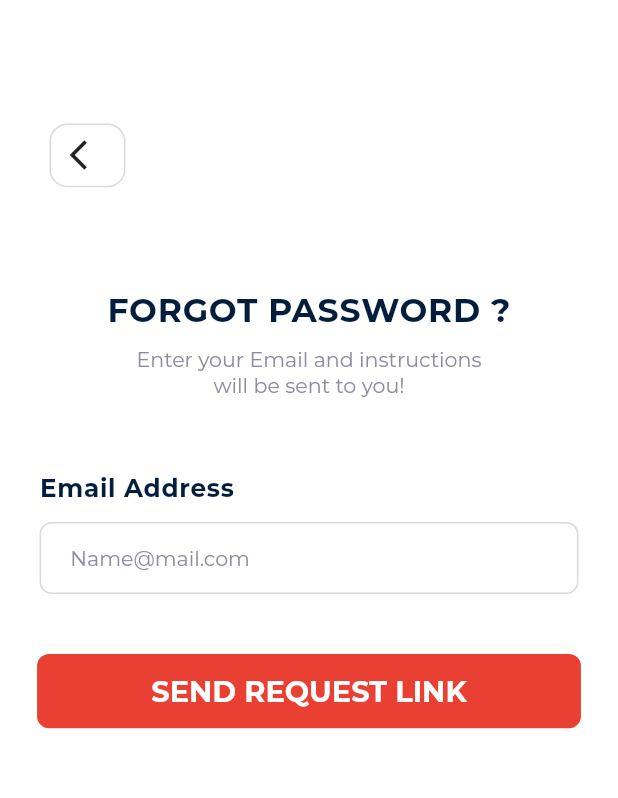
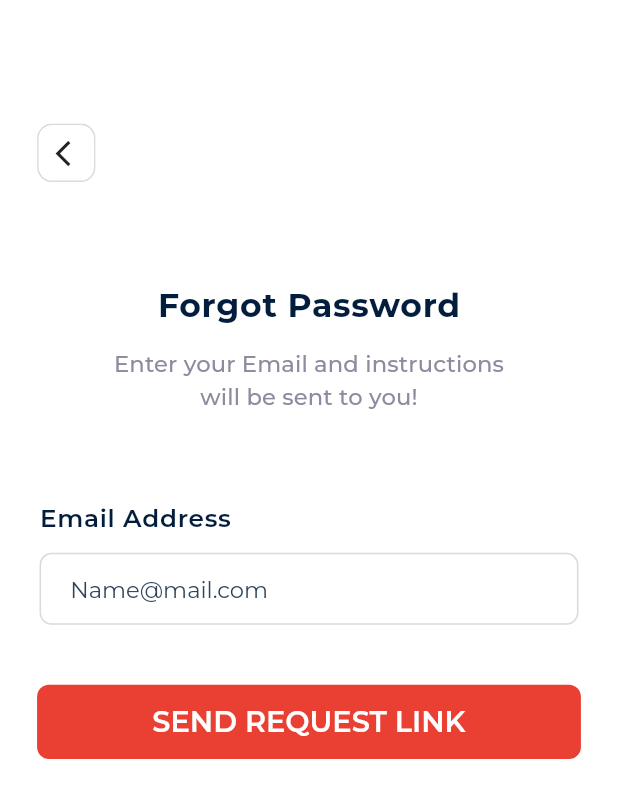
Before and after one commit to ahmedElsarag/claimizer, a Flutter app: the ForgotPasswordScreen screen opened directly, on a phone screen of 412 x 824 dp. Shown: the top 798 px of the screen. Run offline on Flutter 3.47's test engine with Material 2 defaults, Android fonts, the phone set to English and light mode, and no system bars; our stand-ins replace cached_network_image, carousel_slider, device_info_plus, dio, dropdown_search, event_bus and 19 more; missing offline and left inert: flustars; accounts and stored records are empty; statements that could not run were skipped; project files that could hold a hidden picture were left out.

```diff
--- a/lib/l10n/intl_ar.arb
+++ b/lib/l10n/intl_ar.arb
@@ -37,5 +37,7 @@
   "enterAllData": "Enter All Data",
   "desc1": "Lorem ipsum is a placeholder text commonly used to demonstrate the visual.",
   "desc2": "Lorem ipsum is a placeholder text commonly used to demonstrate the visual.",
-  "desc3": "Lorem ipsum is a placeholder text commonly used to demonstrate the visual."
+  "desc3": "Lorem ipsum is a placeholder text commonly used to demonstrate the visual.",
+  "getStarted": "Get Started",
+  "forgotPasswordTitle": "Forgot Password"
 }
--- a/lib/l10n/intl_en.arb
+++ b/lib/l10n/intl_en.arb
@@ -38,5 +38,7 @@
   "enterAllData": "Enter All Data",
   "desc1": "Lorem ipsum is a placeholder text commonly used to demonstrate the visual.",
   "desc2": "Lorem ipsum is a placeholder text commonly used to demonstrate the visual.",
-  "desc3": "Lorem ipsum is a placeholder text commonly used to demonstrate the visual."
+  "desc3": "Lorem ipsum is a placeholder text commonly used to demonstrate the visual.",
+  "getStarted": "Get Started",
+  "forgotPasswordTitle": "Forgot Password"
 }
--- a/lib/main.dart
+++ b/lib/main.dart
@@ -82,7 +82,7 @@ class _MyAppState extends State<MyApp> {
                 debugShowCheckedModeBanner: false,
                 title: "Claimizer",
                 theme: LightStyles.lightTheme(context),
-                home: IntroScreen(),
+                home: SplashScreen(),
               );
             },
           );
--- a/lib/res/colors.dart
+++ b/lib/res/colors.dart
@@ -17,9 +17,9 @@ class MColors {
   static const intro3_color = Color(0xFF8C6AA7);
   static const primary_text_color = Color(0xFF031D3C);
   static const dark_text_color = Color(0xFF58113C);
-  static const secondary_text_color = Color(0xFF637381);
-  static const light_text_color = Color(0xFF8C8CA1);
-  static const error_color = Color(0xFFD43131);
+  static const secondary_text_color = Color(0xFF535763);
+  static const light_text_color = Color(0xFF2E435C);
+  static const error_color = Color(0xFFE94033);
   static const btn_color = Color(0xFFF8DBED);
   static const approved_color = Color(0xFF2BC48A);
   static const rejected_color = Color(0xFFF65464);
@@ -39,7 +39,7 @@ class MColors {
 
   static const back_button_color = const Color(0xffA0A2B3);
 
-  static const hint_color = const Color(0xffA59fB7);
+  static const hint_color = const Color(0xff637381);
 
   static const badge_color = const Color(0xffCC0000);
 
--- a/lib/styles/light_theme_style.dart
+++ b/lib/styles/light_theme_style.dart
@@ -57,15 +57,15 @@ class LightStyles {
         bodySmall: GoogleFonts.montserrat(fontSize: 12.sp, color: MColors.primary_text_color),
         labelLarge: GoogleFonts.montserrat(fontSize: 16.sp, color: MColors.primary_text_color),
         displayLarge: GoogleFonts.montserrat(fontSize: 12.sp),
-        displayMedium: GoogleFonts.montserrat(fontSize: 14.sp, fontWeight: FontWeight.w700, color: MColors.white),
-        displaySmall: GoogleFonts.montserrat(fontSize: 10.sp,color: MColors.light_text_color),
+        displayMedium: GoogleFonts.montserrat(fontSize: 14.sp, fontWeight: FontWeight.w600, color: MColors.white),
+        displaySmall: GoogleFonts.montserrat(fontSize: 11.sp,color: MColors.light_text_color),
         headlineMedium: GoogleFonts.montserrat(fontSize: 12.sp),
         headlineSmall: GoogleFonts.montserrat(fontSize: 12.sp),
         titleLarge: GoogleFonts.montserrat(fontSize: 12.sp),
-        titleMedium: GoogleFonts.montserrat(fontSize: 5.sp),
-        titleSmall: GoogleFonts.montserrat(fontSize: 6.sp),
-        labelSmall: GoogleFonts.montserrat(fontSize: 10.sp,color: MColors.text_button_color, fontWeight: FontWeight.w500),
-        labelMedium: GoogleFonts.montserrat(fontSize: 12.sp,fontWeight: FontWeight.w700, color: MColors.primary_text_color),
+        titleMedium: GoogleFonts.montserrat(fontSize: 10.sp,color: MColors.hint_color),
+        titleSmall: GoogleFonts.montserrat(fontSize: 11.sp,color: MColors.primary_light_color),
+        labelSmall: GoogleFonts.montserrat(fontSize: 9.sp,color: MColors.text_button_color, fontWeight: FontWeight.w500),
+        labelMedium: GoogleFonts.montserrat(fontSize: 12.sp,fontWeight: FontWeight.w600, color: MColors.primary_text_color),
       ),
       //app themes
       appBarTheme: AppBarTheme(
--- a/lib/ui/user/forgot_password_screen/ForgotPasswordScreen.dart
+++ b/lib/ui/user/forgot_password_screen/ForgotPasswordScreen.dart
@@ -28,31 +28,24 @@ class ForgotPasswordScreen extends StatefulWidget {
   ForgotPasswordScreenState createState() => ForgotPasswordScreenState();
 }
 
-class ForgotPasswordScreenState extends BaseState<ForgotPasswordScreen, ForgotPasswordPresenter> with AutomaticKeepAliveClientMixin, TickerProviderStateMixin {
+class ForgotPasswordScreenState extends BaseState<ForgotPasswordScreen, ForgotPasswordPresenter>
+    with AutomaticKeepAliveClientMixin, TickerProviderStateMixin {
   ForgotPasswordProvider<LoginResponse> provider = ForgotPasswordProvider<LoginResponse>();
 
   double opacity = 0.0;
-
-  //Rolling listener
-  ScrollController _controller = ScrollController();
-
-  bool showTopTitle = false;
 
   final GlobalKey<FormState> _formKey = GlobalKey<FormState>();
 
   final phoneFocusNode = FocusNode();
   final passwordFocusNode = FocusNode();
 
-  String phone, password, email;
-
-  bool _obscureTextPassword = true;
+  String  email;
 
   String languageSelected = "English";
   int languageSelectedValue = 1;
   bool isError = false;
   String errorMessage;
   Widget myloginWidget;
-  int selectedLang;
 
   @override
   void initState() {
@@ -81,7 +74,6 @@ class ForgotPasswordScreenState extends BaseState<ForgotPasswordScreen, ForgotPa
 
   @override
   void dispose() {
-    _controller.dispose();
     super.dispose();
   }
 
@@ -100,19 +92,25 @@ class ForgotPasswordScreenState extends BaseState<ForgotPasswordScreen, ForgotPa
                   children: <Widget>[
                     SizedBox(height: 10.h),
                     InkWell(
-                      onTap: (){
+                      onTap: () {
                         Navigator.pop(context);
                       },
                       child: Container(
-                        margin: EdgeInsets.symmetric(horizontal: 8.w),
-                        padding: EdgeInsets.symmetric(horizontal: 3.w,vertical:2.w),
-                        decoration: BoxDecoration(
-                          borderRadius: BorderRadius.circular(12),
-                          border: Border.all(
-                            color: MColors.outlineBorderLight
-                          ),
+                        margin: EdgeInsets.symmetric(horizontal: 6.w),
+                        child: Stack(
+                          children: [
+                            SvgPicture.asset(ImageUtils.getSVGPath("Rectangle_button")),
+                            PositionedDirectional(
+                                top: 2.w,
+                                bottom: 2.w,
+                                end: 2.w,
+                                start: 3.w,
+                                child: Icon(
+                                  Icons.arrow_back_ios,
+                                  size: 15.sp,
+                                )),
+                          ],
                         ),
-                        child: Icon(Icons.arrow_back_ios),
                       ),
                     ),
                     SizedBox(height: 8.h),
@@ -122,22 +120,22 @@ class ForgotPasswordScreenState extends BaseState<ForgotPasswordScreen, ForgotPa
                         crossAxisAlignment: CrossAxisAlignment.center,
                         children: [
                           Text(
-                            S.current.forgotPassword.toUpperCase(),
+                            S.of(context).forgotPasswordTitle,
                             style: Theme.of(context).textTheme.bodyLarge,
                           ),
-                          Gaps.vGap8,
+                          Gaps.vGap12,
                           SizedBox(
-                            width: 60.w,
+                            width: 65.w,
                             child: Text(
                               S.of(context).enterYourEmailAndInstructionsWillBeSentToYou,
-                              style: Theme.of(context).textTheme.displaySmall,
+                              style: Theme.of(context).textTheme.titleSmall,
                               textAlign: TextAlign.center,
                             ),
                           ),
                         ],
                       ),
                     ),
-                    Gaps.vGap40,
+                    Gaps.vGap50,
                     Form(
                       key: _formKey,
                       autovalidateMode: AutovalidateMode.onUserInteraction,
@@ -145,8 +143,7 @@ class ForgotPasswordScreenState extends BaseState<ForgotPasswordScreen, ForgotPa
                         child: Column(
                           children: <Widget>[
                             buildEmailField(context),
-                            Gaps.vGap10,
-                            Gaps.vGap30,
+                            Gaps.vGap40,
                             buildButton(context),
                           ],
                         ),
@@ -185,9 +182,12 @@ class ForgotPasswordScreenState extends BaseState<ForgotPasswordScreen, ForgotPa
               errorStyle: Theme.of(context).textTheme.bodySmall.copyWith(color: Colors.redAccent),
               contentPadding: EdgeInsets.symmetric(horizontal: 4.w, vertical: 2.w),
               border: OutlineInputBorder(borderRadius: BorderRadius.circular(8), borderSide: BorderSide(color: MColors.outlineBorderLight)),
-              enabledBorder: OutlineInputBorder(borderRadius: BorderRadius.circular(8), borderSide: BorderSide(color: MColors.outlineBorderLight)),
-              errorBorder: OutlineInputBorder(borderRadius: BorderRadius.circular(8), borderSide: BorderSide(color: MColors.rejected_color)),
-              focusedErrorBorder: OutlineInputBorder(borderRadius: BorderRadius.circular(8), borderSide: BorderSide(color: MColors.rejected_color)),
+              enabledBorder:
+              OutlineInputBorder(borderRadius: BorderRadius.circular(8), borderSide: BorderSide(color: MColors.outlineBorderLight)),
+              errorBorder:
+              OutlineInputBorder(borderRadius: BorderRadius.circular(8), borderSide: BorderSide(color: MColors.rejected_color)),
+              focusedErrorBorder:
+              OutlineInputBorder(borderRadius: BorderRadius.circular(8), borderSide: BorderSide(color: MColors.rejected_color)),
               focusedBorder:
               OutlineInputBorder(borderRadius: BorderRadius.circular(8), borderSide: BorderSide(color: MColors.primary_light_color)),
               counterText: "",
@@ -247,15 +247,13 @@ class ForgotPasswordScreenState extends BaseState<ForgotPasswordScreen, ForgotPa
     if (form.validate()) {
       form.save();
       print('New user saved with signup data:\n');
-      print(email + " " + password);
-      _doServerLogin(email, password);
+      print(email );
     }
   }
 
   Future<void> _doServerLogin(String email, String password) async {
     Map<String, dynamic> bodyParams = new Map();
     bodyParams["email"] = email;
-    bodyParams["password"] = password;
     await mPresenter.doLoginApiCall(bodyParams);
   }
 
```
Also changed, not shown: lib/ui/intro/IntroScreen.dart (+89 -68 lines), lib/ui/intro/join_screen.dart (deleted, +0 -210 lines), lib/ui/user/login_screen/LoginScreen.dart (+7 -10 lines), lib/ui/user/register_screen/RegisterScreen.dart (+35 -16 lines), assets/images/svg/Rectangle_button.svg (added), assets/images/svg/hide_eye.svg (added), lib/generated/intl/messages_ar.dart, lib/generated/intl/messages_en.dart, lib/generated/l10n.dart, 1 other file.
